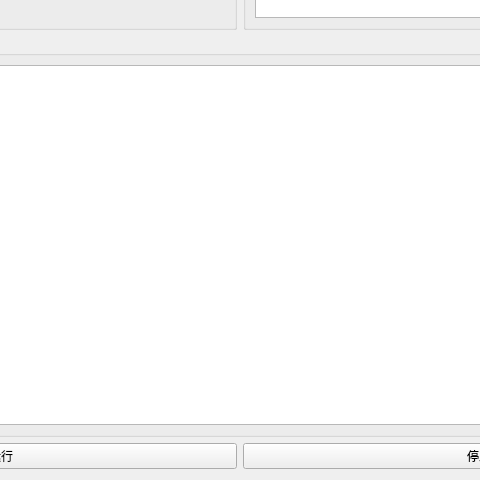
First picture: the form in src/SmartContorl/smartCalc.ui, repository BeQuiet1228/FreeCAD, before the edit; both pictures show x 246 to 726 and y 383 to 863 of the 972 by 863 pixel window.
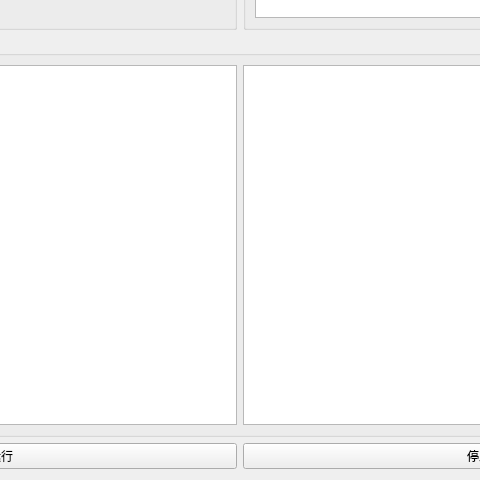
Second picture: the form after the edit.

Diff of the .ui file:
```diff
--- a/src/SmartContorl/smartCalc.ui
+++ b/src/SmartContorl/smartCalc.ui
@@ -154,6 +154,9 @@
         </property>
        </widget>
       </item>
+      <item row="0" column="1">
+       <widget class="QPlainTextEdit" name="plainTextEdit"/>
+      </item>
      </layout>
     </widget>
    </item>
```
